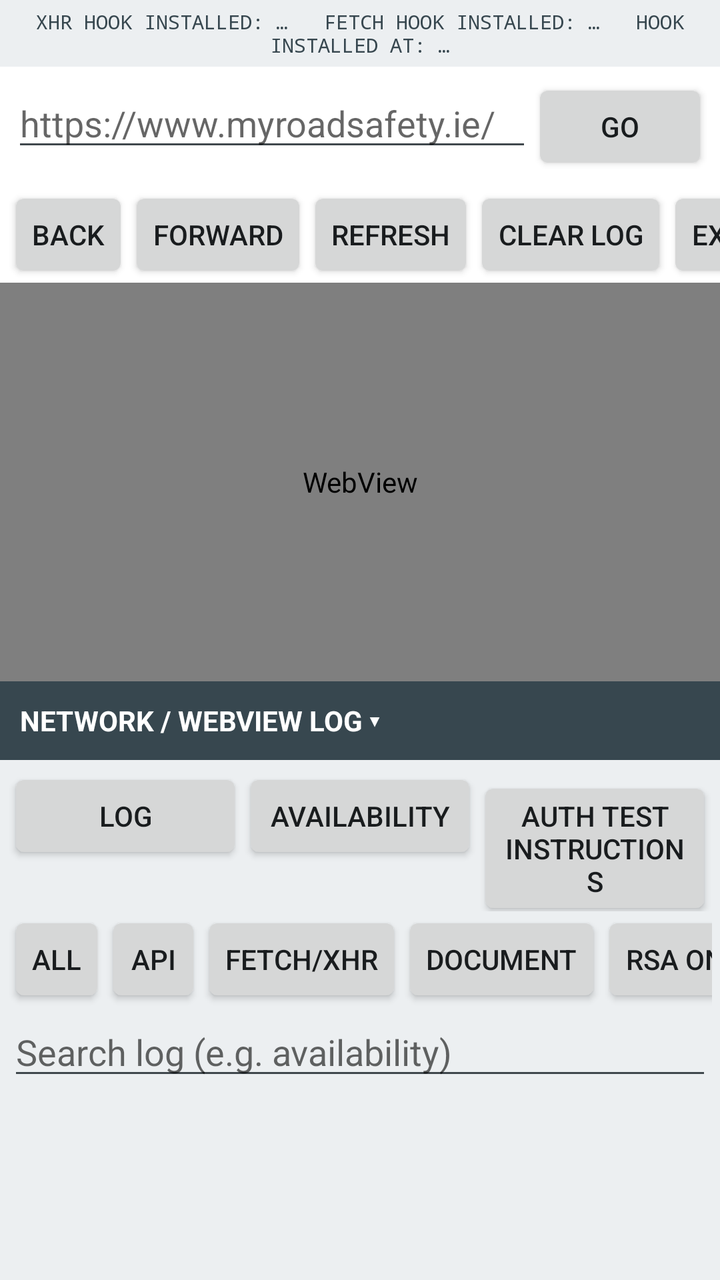
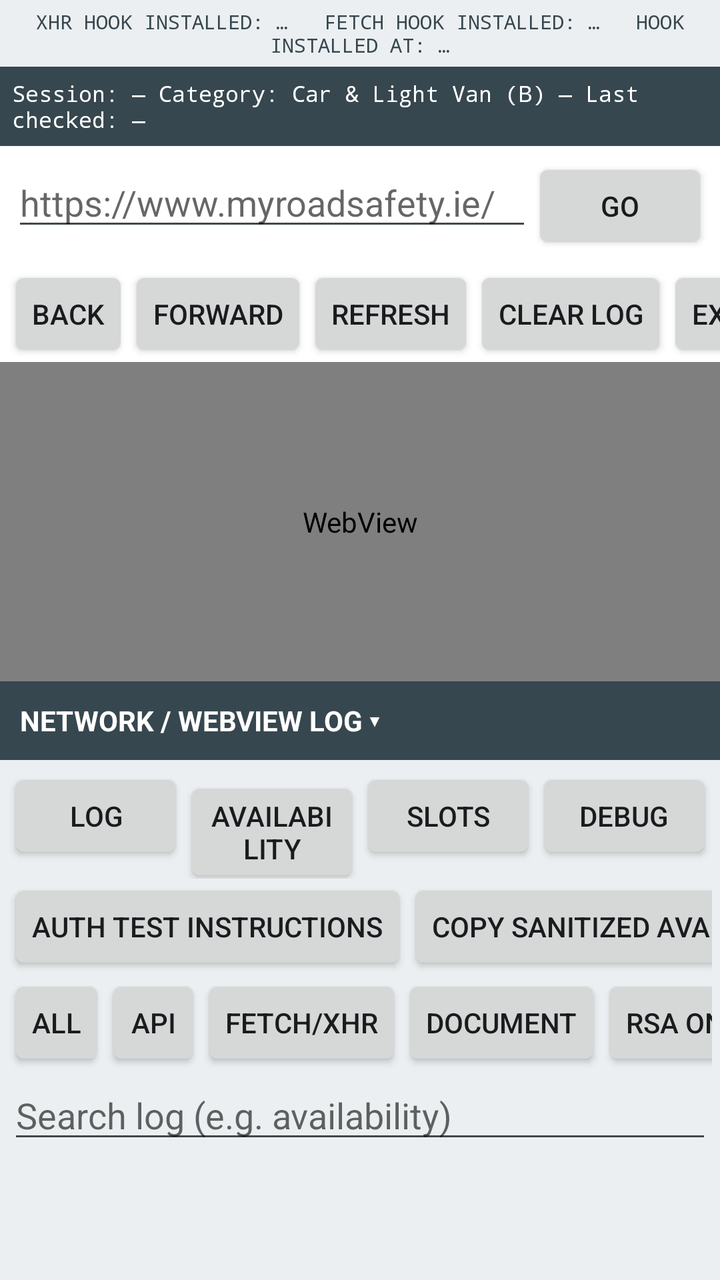

Compare the two renders of this Android layout. The source of the first and the diff that turns it into the second are given below.
<!-- AndroidManifest.xml: application theme AppTheme -->
<!-- res/layout/activity_main.xml -->
<?xml version="1.0" encoding="utf-8"?>
<LinearLayout xmlns:android="http://schemas.android.com/apk/res/android"
    android:layout_width="match_parent"
    android:layout_height="match_parent"
    android:orientation="vertical"
    android:background="@color/background">

    <TextView
        android:id="@+id/restrictionBanner"
        android:layout_width="match_parent"
        android:layout_height="wrap_content"
        android:background="@color/restrictionRed"
        android:textColor="@android:color/white"
        android:textStyle="bold"
        android:textSize="16sp"
        android:gravity="center"
        android:padding="14dp"
        android:visibility="gone"
        android:text="@string/restriction_warning" />

    <TextView
        android:id="@+id/timerBanner"
        android:layout_width="match_parent"
        android:layout_height="wrap_content"
        android:background="@color/accent"
        android:textColor="@android:color/white"
        android:textStyle="bold"
        android:textSize="15sp"
        android:gravity="center"
        android:padding="10dp"
        android:visibility="gone" />

    <TextView
        android:id="@+id/diagnosticBanner"
        android:layout_width="match_parent"
        android:layout_height="wrap_content"
        android:background="@color/panelBody"
        android:textColor="@color/panelHeader"
        android:textSize="10sp"
        android:fontFamily="monospace"
        android:gravity="center"
        android:padding="4dp"
        android:text="XHR HOOK INSTALLED: …   FETCH HOOK INSTALLED: …   HOOK INSTALLED AT: …" />

    <LinearLayout
        android:layout_width="match_parent"
        android:layout_height="wrap_content"
        android:orientation="horizontal"
        android:padding="6dp">

        <EditText
            android:id="@+id/addressBar"
            android:layout_width="0dp"
            android:layout_weight="1"
            android:layout_height="wrap_content"
            android:singleLine="true"
            android:inputType="textUri"
            android:imeOptions="actionGo"
            android:hint="@string/address_bar_hint" />

        <Button
            android:id="@+id/goButton"
            android:layout_width="wrap_content"
            android:layout_height="wrap_content"
            android:text="@string/action_go" />
    </LinearLayout>

    <HorizontalScrollView
        android:layout_width="match_parent"
        android:layout_height="wrap_content"
        android:scrollbars="none">

        <LinearLayout
            android:layout_width="wrap_content"
            android:layout_height="wrap_content"
            android:orientation="horizontal"
            android:paddingStart="4dp"
            android:paddingEnd="4dp">

            <Button android:id="@+id/backButton" style="?android:attr/buttonStyleSmall"
                android:layout_width="wrap_content" android:layout_height="wrap_content"
                android:text="@string/action_back" />
            <Button android:id="@+id/forwardButton" style="?android:attr/buttonStyleSmall"
                android:layout_width="wrap_content" android:layout_height="wrap_content"
                android:text="@string/action_forward" />
            <Button android:id="@+id/refreshButton" style="?android:attr/buttonStyleSmall"
                android:layout_width="wrap_content" android:layout_height="wrap_content"
                android:text="@string/action_refresh" />
            <Button android:id="@+id/clearLogButton" style="?android:attr/buttonStyleSmall"
                android:layout_width="wrap_content" android:layout_height="wrap_content"
                android:text="@string/action_clear_log" />
            <Button android:id="@+id/exportLogButton" style="?android:attr/buttonStyleSmall"
                android:layout_width="wrap_content" android:layout_height="wrap_content"
                android:text="@string/action_export_log" />
            <Button android:id="@+id/copyLogButton" style="?android:attr/buttonStyleSmall"
                android:layout_width="wrap_content" android:layout_height="wrap_content"
                android:text="@string/action_copy_log" />
        </LinearLayout>
    </HorizontalScrollView>

    <WebView
        android:id="@+id/webView"
        android:layout_width="match_parent"
        android:layout_height="0dp"
        android:layout_weight="1" />

    <TextView
        android:id="@+id/logToggleHeader"
        android:layout_width="match_parent"
        android:layout_height="wrap_content"
        android:background="@color/panelHeader"
        android:textColor="@android:color/white"
        android:textStyle="bold"
        android:padding="10dp"
        android:clickable="true"
        android:focusable="true"
        android:text="@string/log_panel_title_expanded" />

    <LinearLayout
        android:id="@+id/logPanelBody"
        android:layout_width="match_parent"
        android:layout_height="260dp"
        android:orientation="vertical"
        android:background="@color/panelBody"
        android:padding="4dp">

        <LinearLayout
            android:layout_width="match_parent"
            android:layout_height="wrap_content"
            android:orientation="horizontal">

            <Button android:id="@+id/tabLogButton" style="?android:attr/buttonStyleSmall"
                android:layout_width="0dp" android:layout_weight="1" android:layout_height="wrap_content"
                android:text="@string/tab_log" />
            <Button android:id="@+id/tabAvailabilityButton" style="?android:attr/buttonStyleSmall"
                android:layout_width="0dp" android:layout_weight="1" android:layout_height="wrap_content"
                android:text="@string/tab_availability" />
            <Button android:id="@+id/authTestButton" style="?android:attr/buttonStyleSmall"
                android:layout_width="0dp" android:layout_weight="1" android:layout_height="wrap_content"
                android:text="@string/action_auth_test" />
        </LinearLayout>

        <HorizontalScrollView
            android:id="@+id/filterRow"
            android:layout_width="match_parent"
            android:layout_height="wrap_content"
            android:scrollbars="none">

            <LinearLayout
                android:layout_width="wrap_content"
                android:layout_height="wrap_content"
                android:orientation="horizontal">

                <Button android:id="@+id/filterAll" style="?android:attr/buttonStyleSmall"
                    android:layout_width="wrap_content" android:layout_height="wrap_content"
                    android:text="@string/filter_all" />
                <Button android:id="@+id/filterApi" style="?android:attr/buttonStyleSmall"
                    android:layout_width="wrap_content" android:layout_height="wrap_content"
                    android:text="@string/filter_api" />
                <Button android:id="@+id/filterFetch" style="?android:attr/buttonStyleSmall"
                    android:layout_width="wrap_content" android:layout_height="wrap_content"
                    android:text="@string/filter_fetch_xhr" />
                <Button android:id="@+id/filterDocument" style="?android:attr/buttonStyleSmall"
                    android:layout_width="wrap_content" android:layout_height="wrap_content"
                    android:text="@string/filter_document" />
                <Button android:id="@+id/filterRsa" style="?android:attr/buttonStyleSmall"
                    android:layout_width="wrap_content" android:layout_height="wrap_content"
                    android:text="@string/filter_rsa_only" />
            </LinearLayout>
        </HorizontalScrollView>

        <EditText
            android:id="@+id/searchBox"
            android:layout_width="match_parent"
            android:layout_height="wrap_content"
            android:singleLine="true"
            android:hint="@string/search_hint" />

        <ListView
            android:id="@+id/logListView"
            android:layout_width="match_parent"
            android:layout_height="0dp"
            android:layout_weight="1"
            android:divider="@color/panelHeader"
            android:dividerHeight="1dp" />
    </LinearLayout>

</LinearLayout>
<!-- resources referenced by this layout -->
<resources>
  <color name="accent">#1565C0</color>
  <color name="background">#FFFFFF</color>
  <color name="panelBody">#ECEFF1</color>
  <color name="panelHeader">#37474F</color>
  <color name="restrictionRed">#B71C1C</color>
  <string name="action_auth_test">AUTH TEST INSTRUCTIONS</string>
  <string name="action_back">Back</string>
  <string name="action_clear_log">Clear Log</string>
  <string name="action_copy_log">Copy Log</string>
  <string name="action_export_log">Export Log</string>
  <string name="action_forward">Forward</string>
  <string name="action_go">Go</string>
  <string name="action_refresh">Refresh</string>
  <string name="address_bar_hint">https://www.myroadsafety.ie/</string>
  <string name="filter_all">ALL</string>
  <string name="filter_api">API</string>
  <string name="filter_document">DOCUMENT</string>
  <string name="filter_fetch_xhr">FETCH/XHR</string>
  <string name="filter_rsa_only">RSA ONLY</string>
  <string name="log_panel_title_expanded">NETWORK / WEBVIEW LOG  ▾</string>
  <string name="restriction_warning">RSA ACCESS RESTRICTION DETECTED — STOP TESTING</string>
  <string name="search_hint">Search log (e.g. availability)</string>
  <string name="tab_availability">AVAILABILITY</string>
  <string name="tab_log">LOG</string>
  <style name="AppTheme" parent="@android:style/Theme.DeviceDefault.Light.NoActionBar">
          <item name="android:colorPrimary">@color/accent</item>
          <item name="android:statusBarColor">@color/accent</item>
          <item name="android:windowBackground">@color/background</item>
      </style>
</resources>

<!-- the commit's change to res/layout/activity_main.xml (unified diff, before → after) -->
@@ -42,6 +42,17 @@
         android:padding="4dp"
         android:text="XHR HOOK INSTALLED: …   FETCH HOOK INSTALLED: …   HOOK INSTALLED AT: …" />
 
+    <TextView
+        android:id="@+id/statusBanner"
+        android:layout_width="match_parent"
+        android:layout_height="wrap_content"
+        android:background="@color/panelHeader"
+        android:textColor="@android:color/white"
+        android:textSize="11sp"
+        android:fontFamily="monospace"
+        android:padding="6dp"
+        android:text="Session: — Category: Car &amp; Light Van (B) — Last checked: —" />
+
     <LinearLayout
         android:layout_width="match_parent"
         android:layout_height="wrap_content"
@@ -135,13 +146,15 @@
             <Button android:id="@+id/tabAvailabilityButton" style="?android:attr/buttonStyleSmall"
                 android:layout_width="0dp" android:layout_weight="1" android:layout_height="wrap_content"
                 android:text="@string/tab_availability" />
-            <Button android:id="@+id/authTestButton" style="?android:attr/buttonStyleSmall"
-                android:layout_width="0dp" android:layout_weight="1" android:layout_height="wrap_content"
-                android:text="@string/action_auth_test" />
+            <Button android:id="@+id/tabSlotsButton" style="?android:attr/buttonStyleSmall"
+                android:layout_width="0dp" android:layout_weight="1" android:layout_height="wrap_content"
+                android:text="@string/tab_slots" />
+            <Button android:id="@+id/tabDebugButton" style="?android:attr/buttonStyleSmall"
+                android:layout_width="0dp" android:layout_weight="1" android:layout_height="wrap_content"
+                android:text="@string/tab_debug" />
         </LinearLayout>
 
         <HorizontalScrollView
-            android:id="@+id/filterRow"
             android:layout_width="match_parent"
             android:layout_height="wrap_content"
             android:scrollbars="none">
@@ -151,6 +164,29 @@
                 android:layout_height="wrap_content"
                 android:orientation="horizontal">
 
+                <Button android:id="@+id/authTestButton" style="?android:attr/buttonStyleSmall"
+                    android:layout_width="wrap_content" android:layout_height="wrap_content"
+                    android:text="@string/action_auth_test" />
+                <Button android:id="@+id/copyAvailabilityJsonButton" style="?android:attr/buttonStyleSmall"
+                    android:layout_width="wrap_content" android:layout_height="wrap_content"
+                    android:text="@string/action_copy_availability_json" />
+                <Button android:id="@+id/exportDebugLogButton" style="?android:attr/buttonStyleSmall"
+                    android:layout_width="wrap_content" android:layout_height="wrap_content"
+                    android:text="@string/action_export_debug_log" />
+            </LinearLayout>
+        </HorizontalScrollView>
+
+        <HorizontalScrollView
+            android:id="@+id/filterRow"
+            android:layout_width="match_parent"
+            android:layout_height="wrap_content"
+            android:scrollbars="none">
+
+            <LinearLayout
+                android:layout_width="wrap_content"
+                android:layout_height="wrap_content"
+                android:orientation="horizontal">
+
                 <Button android:id="@+id/filterAll" style="?android:attr/buttonStyleSmall"
                     android:layout_width="wrap_content" android:layout_height="wrap_content"
                     android:text="@string/filter_all" />
@@ -183,6 +219,23 @@
             android:layout_weight="1"
             android:divider="@color/panelHeader"
             android:dividerHeight="1dp" />
+
+        <ScrollView
+            android:id="@+id/debugPanel"
+            android:layout_width="match_parent"
+            android:layout_height="0dp"
+            android:layout_weight="1"
+            android:visibility="gone">
+
+            <TextView
+                android:id="@+id/debugText"
+                android:layout_width="match_parent"
+                android:layout_height="wrap_content"
+                android:padding="8dp"
+                android:textSize="12sp"
+                android:fontFamily="monospace"
+                android:textIsSelectable="true" />
+        </ScrollView>
     </LinearLayout>
 
 </LinearLayout>
<!-- resource entries referenced after the edit -->
@@ -8,7 +8,9 @@
   <string name="action_auth_test">AUTH TEST INSTRUCTIONS</string>
   <string name="action_back">Back</string>
   <string name="action_clear_log">Clear Log</string>
+  <string name="action_copy_availability_json">Copy Sanitized Availability JSON</string>
   <string name="action_copy_log">Copy Log</string>
+  <string name="action_export_debug_log">Export Sanitized Debug Log</string>
   <string name="action_export_log">Export Log</string>
   <string name="action_forward">Forward</string>
   <string name="action_go">Go</string>
@@ -23,7 +25,9 @@
   <string name="restriction_warning">RSA ACCESS RESTRICTION DETECTED — STOP TESTING</string>
   <string name="search_hint">Search log (e.g. availability)</string>
   <string name="tab_availability">AVAILABILITY</string>
+  <string name="tab_debug">DEBUG</string>
   <string name="tab_log">LOG</string>
+  <string name="tab_slots">SLOTS</string>
   <style name="AppTheme" parent="@android:style/Theme.DeviceDefault.Light.NoActionBar">
           <item name="android:colorPrimary">@color/accent</item>
           <item name="android:statusBarColor">@color/accent</item>
